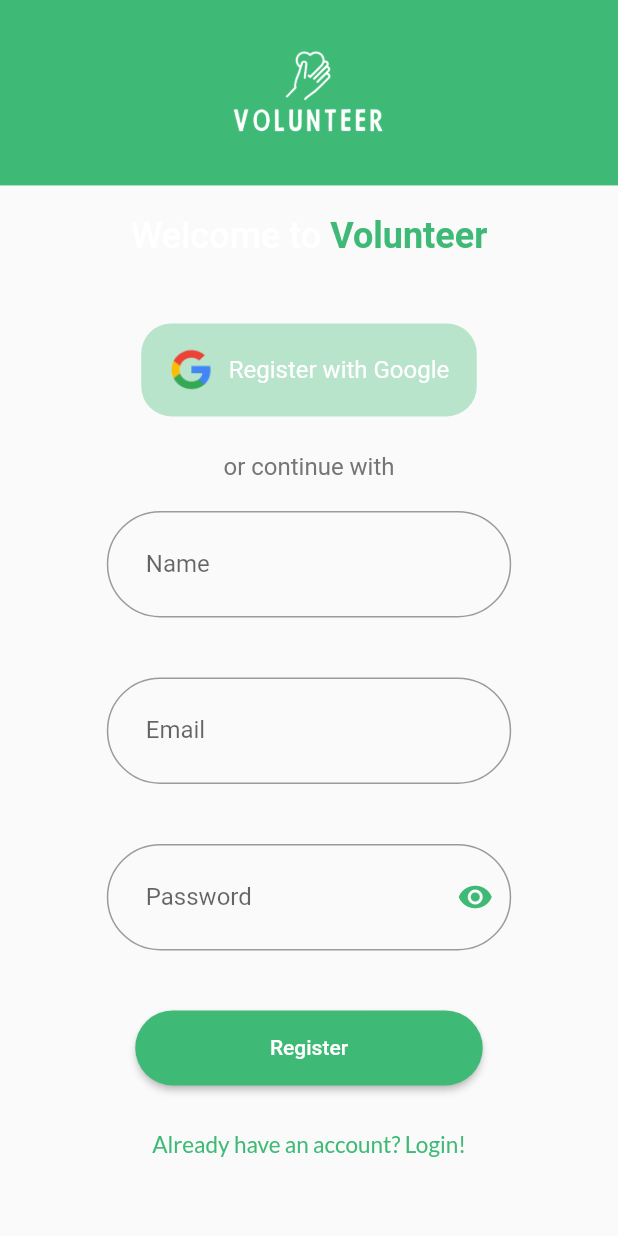
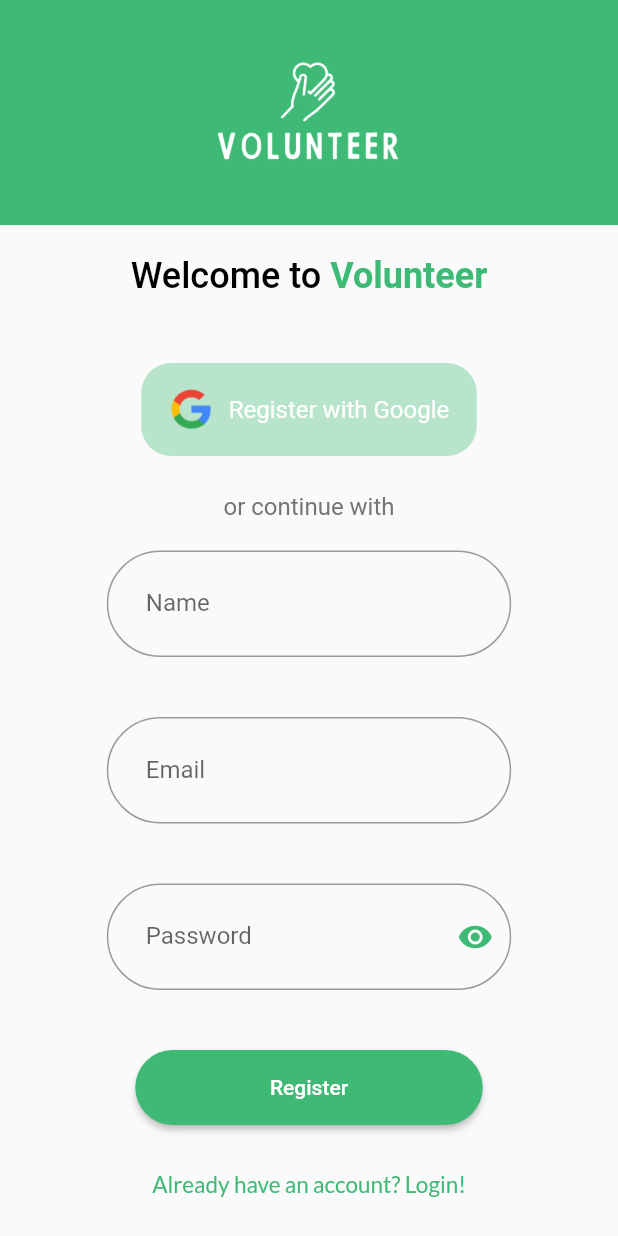
Before and after one commit to codingnft/volunteerpropel, a Flutter app: the screen it shows after launch, after a tap on "Login", after a tap on "Dont have an account? Register Now!", on a phone screen of 412 x 824 dp. Run offline on Flutter 3.47's test engine with Material 2 defaults, Android fonts, the phone set to English and light mode, and no system bars; our stand-ins replace cached_network_image, cloud_firestore, expandable, file_picker, firebase_auth, firebase_core and 7 more; missing offline and left inert: cloud_firestore_web, firebase_auth_web, firebase_core_web, firebase_database_web, firebase_storage_web, flutter_facebook_auth_web and 4 more; accounts and stored records are empty.

Commit message:
mobile adjusted

```diff
--- a/lib/app/volunteer.dart
+++ b/lib/app/volunteer.dart
@@ -33,6 +33,14 @@
       initialRoute: Routes.splashScreen,
       getPages: Routes.getPages,
       textDirection: TextDirection.ltr,
+      builder: (context, child) {
+        return GestureDetector(
+            onTap: () {
+              WidgetsBinding.instance?.focusManager.primaryFocus?.unfocus();
+            },
+            behavior: HitTestBehavior.translucent,
+            child: child!);
+      },
     );
   }
 }
--- a/lib/screens/auth_screen.dart
+++ b/lib/screens/auth_screen.dart
@@ -29,12 +29,9 @@
 
   @override
   Widget build(BuildContext context) {
-    return Scaffold(
-      resizeToAvoidBottomInset: false,
-      body: LayoutBuilder(builder: (context, constraints) {
+    return Scaffold(body: LayoutBuilder(builder: ((context, constraints) {
       return !isMobile
-            ? SingleChildScrollView(
-                child: Column(
+          ? Column(
               crossAxisAlignment: CrossAxisAlignment.stretch,
               children: [
                 Row(
@@ -49,8 +46,7 @@
                         ),
                       ),
                     ),
-                        Expanded(
-                          child: GetBuilder<UiController>(
+                    GetBuilder<UiController>(
                       builder: (context) {
                         return AnimatedSwitcher(
                           duration: const Duration(milliseconds: 500),
@@ -61,19 +57,17 @@
                         );
                       },
                     ),
-                        ),
                   ],
                 ),
               ],
-                ),
             )
           : SingleChildScrollView(
               child: Column(
                 crossAxisAlignment: CrossAxisAlignment.stretch,
                 children: [
                   Container(
-                      width: constraints.maxWidth,
-                      height: constraints.maxHeight * 0.15,
+                    width: Get.width,
+                    height: 150,
                     decoration: BoxDecoration(
                       color: mainColor,
                       image: const DecorationImage(
@@ -95,7 +89,6 @@
                 ],
               ),
             );
-      }),
-    );
+    })));
   }
 }
--- a/lib/screens/edit_activity_screen.dart
+++ b/lib/screens/edit_activity_screen.dart
@@ -1,5 +1,3 @@
-import 'dart:html';
-
 import 'package:cached_network_image/cached_network_image.dart';
 import 'package:file_picker/file_picker.dart';
 import 'package:flutter/material.dart';
--- a/lib/util/dialogues/add_activity_dialogue.dart
+++ b/lib/util/dialogues/add_activity_dialogue.dart
@@ -1,6 +1,3 @@
-import 'dart:developer';
-import 'dart:io';
-
 import 'package:file_picker/file_picker.dart';
 import 'package:firebase_storage/firebase_storage.dart';
 import 'package:flutter/material.dart';
@@ -11,7 +8,6 @@
 import 'package:volunteer/util/dialogues/loading_dialogue.dart';
 import 'package:volunteer/util/dialogues/show_image_dialogue.dart';
 import 'package:volunteer/util/helper.dart';
-import 'dart:html' as html;
 
 void addActivityDialogue(BuildContext context) {
   FilePickerResult? pickedFiles;
--- a/lib/widgets/auth_screens/login_card.dart
+++ b/lib/widgets/auth_screens/login_card.dart
@@ -9,17 +9,26 @@
 import 'package:volunteer/widgets/orline.dart';
 import 'package:volunteer/widgets/social_button.dart';
 
-class LoginCard extends StatelessWidget {
+class LoginCard extends StatefulWidget {
   LoginCard({
     Key? key,
   }) : super(key: key);
 
+  static final formKey = GlobalKey<FormState>();
+
+  @override
+  State<LoginCard> createState() => _LoginCardState();
+}
+
+class _LoginCardState extends State<LoginCard> {
   final uiController = Get.find<UiController>();
+
   final authController = Get.find<AuthController>();
 
-  final formKey = GlobalKey<FormState>();
   final nameCon = TextEditingController();
+
   final emailCon = TextEditingController();
+
   final passCon = TextEditingController();
 
   ValueNotifier<bool> isPassShowing = ValueNotifier(false);
@@ -27,10 +36,9 @@
   @override
   Widget build(BuildContext context) {
     return SizedBox(
-      width: Get.width < 700 ? Get.width * 0.8 : Get.width / 2.5,
+      width: Get.width < 700 ? Get.width * 0.9 : Get.width / 2.5,
       child: Form(
-        key: formKey,
-        child: SingleChildScrollView(
+        key: LoginCard.formKey,
         child: Column(
           mainAxisSize: MainAxisSize.max,
           children: [
@@ -39,7 +47,9 @@
               child: RichText(
                 text: TextSpan(
                   style: const TextStyle(
-                        fontSize: 24, fontWeight: FontWeight.w500),
+                      fontSize: 24,
+                      fontWeight: FontWeight.w500,
+                      color: Colors.black),
                   children: [
                     const TextSpan(text: "Welcome to "),
                     TextSpan(
@@ -94,8 +104,8 @@
                             ),
                             Text(
                               "Login with Google",
-                                style: TextStyle(
-                                    color: Colors.white, fontSize: 16),
+                              style:
+                                  TextStyle(color: Colors.white, fontSize: 16),
                             ),
                           ],
                         ),
@@ -110,8 +120,7 @@
               style: TextStyle(color: Colors.grey[600], fontSize: 16),
             ),
             Padding(
-                padding:
-                    const EdgeInsets.symmetric(horizontal: 30, vertical: 20),
+              padding: const EdgeInsets.symmetric(horizontal: 30, vertical: 20),
               child: TextFormField(
                 controller: emailCon,
                 validator: (value) {
@@ -140,8 +149,7 @@
               ),
             ),
             Padding(
-                padding:
-                    const EdgeInsets.symmetric(horizontal: 30, vertical: 20),
+              padding: const EdgeInsets.symmetric(horizontal: 30, vertical: 20),
               child: ValueListenableBuilder(
                   valueListenable: isPassShowing,
                   builder: (context, val, _) {
@@ -184,8 +192,7 @@
                   }),
             ),
             Padding(
-                padding:
-                    const EdgeInsets.symmetric(vertical: 20, horizontal: 20),
+              padding: const EdgeInsets.symmetric(vertical: 20, horizontal: 20),
               child: LayoutBuilder(builder: (context, constraints) {
                 return SizedBox(
                   width: isMobile
@@ -198,7 +205,7 @@
                         shape: RoundedRectangleBorder(
                             borderRadius: BorderRadius.circular(50))),
                     onPressed: () {
-                        if (formKey.currentState!.validate()) {
+                      if (LoginCard.formKey.currentState!.validate()) {
                         authController.login(context,
                             email: emailCon.text, password: passCon.text);
                       }
@@ -240,7 +247,6 @@
           ],
         ),
       ),
-      ),
     );
   }
 }
--- a/lib/widgets/auth_screens/register_card.dart
+++ b/lib/widgets/auth_screens/register_card.dart
@@ -9,15 +9,24 @@
 import 'package:volunteer/widgets/orline.dart';
 import 'package:volunteer/widgets/social_button.dart';
 
-class RegisterCard extends StatelessWidget {
+class RegisterCard extends StatefulWidget {
   RegisterCard({Key? key}) : super(key: key);
 
+  static final formKey = GlobalKey<FormState>();
+
+  @override
+  State<RegisterCard> createState() => _RegisterCardState();
+}
+
+class _RegisterCardState extends State<RegisterCard> {
   final uiController = Get.find<UiController>();
+
   final authController = Get.find<AuthController>();
 
-  final formKey = GlobalKey<FormState>();
   final nameCon = TextEditingController();
+
   final emailCon = TextEditingController();
+
   final passCon = TextEditingController();
 
   ValueNotifier<bool> isPassShowing = ValueNotifier(false);
@@ -27,8 +36,7 @@
     return SizedBox(
       width: Get.width < 700 ? Get.width * 0.8 : Get.width / 2.5,
       child: Form(
-        key: formKey,
-        child: SingleChildScrollView(
+        key: RegisterCard.formKey,
         child: Column(
           mainAxisSize: MainAxisSize.max,
           children: [
@@ -37,7 +45,9 @@
               child: RichText(
                 text: TextSpan(
                   style: const TextStyle(
-                        fontSize: 24, fontWeight: FontWeight.w500),
+                      fontSize: 24,
+                      fontWeight: FontWeight.w500,
+                      color: Colors.black),
                   children: [
                     const TextSpan(text: "Welcome to "),
                     TextSpan(
@@ -91,8 +101,8 @@
                             ),
                             Text(
                               "Register with Google",
-                                style: TextStyle(
-                                    color: Colors.white, fontSize: 16),
+                              style:
+                                  TextStyle(color: Colors.white, fontSize: 16),
                             ),
                           ],
                         ),
@@ -107,8 +117,7 @@
               style: TextStyle(color: Colors.grey[600], fontSize: 16),
             ),
             Padding(
-                padding:
-                    const EdgeInsets.symmetric(horizontal: 30, vertical: 20),
+              padding: const EdgeInsets.symmetric(horizontal: 30, vertical: 20),
               child: TextFormField(
                 controller: nameCon,
                 validator: (value) {
@@ -137,8 +146,7 @@
               ),
             ),
             Padding(
-                padding:
-                    const EdgeInsets.symmetric(horizontal: 30, vertical: 20),
+              padding: const EdgeInsets.symmetric(horizontal: 30, vertical: 20),
               child: TextFormField(
                 controller: emailCon,
                 validator: (value) {
@@ -181,7 +189,7 @@
                         return null;
                       },
                       cursorColor: mainColor,
-                        obscureText: true,
+                      obscureText: isPassShowing.value,
                       decoration: InputDecoration(
                         suffixIcon: IconButton(
                           onPressed: () {
@@ -211,8 +219,7 @@
                   );
                 }),
             Padding(
-                padding:
-                    const EdgeInsets.symmetric(vertical: 20, horizontal: 20),
+              padding: const EdgeInsets.symmetric(vertical: 20, horizontal: 20),
               child: LayoutBuilder(builder: (context, constraints) {
                 return SizedBox(
                   width: isMobile
@@ -225,7 +232,7 @@
                         shape: RoundedRectangleBorder(
                             borderRadius: BorderRadius.circular(50))),
                     onPressed: () {
-                        if (formKey.currentState!.validate()) {
+                      if (RegisterCard.formKey.currentState!.validate()) {
                         authController.registerUser(context,
                             name: nameCon.text,
                             email: emailCon.text,
@@ -269,7 +276,6 @@
           ],
         ),
       ),
-      ),
     );
   }
 }
```
Also changed, not shown: lib/widgets/home_screen/activity_card2.dart (+34 -27 lines), 2 other files. Lines whose indentation alone changed are shown as unchanged.
